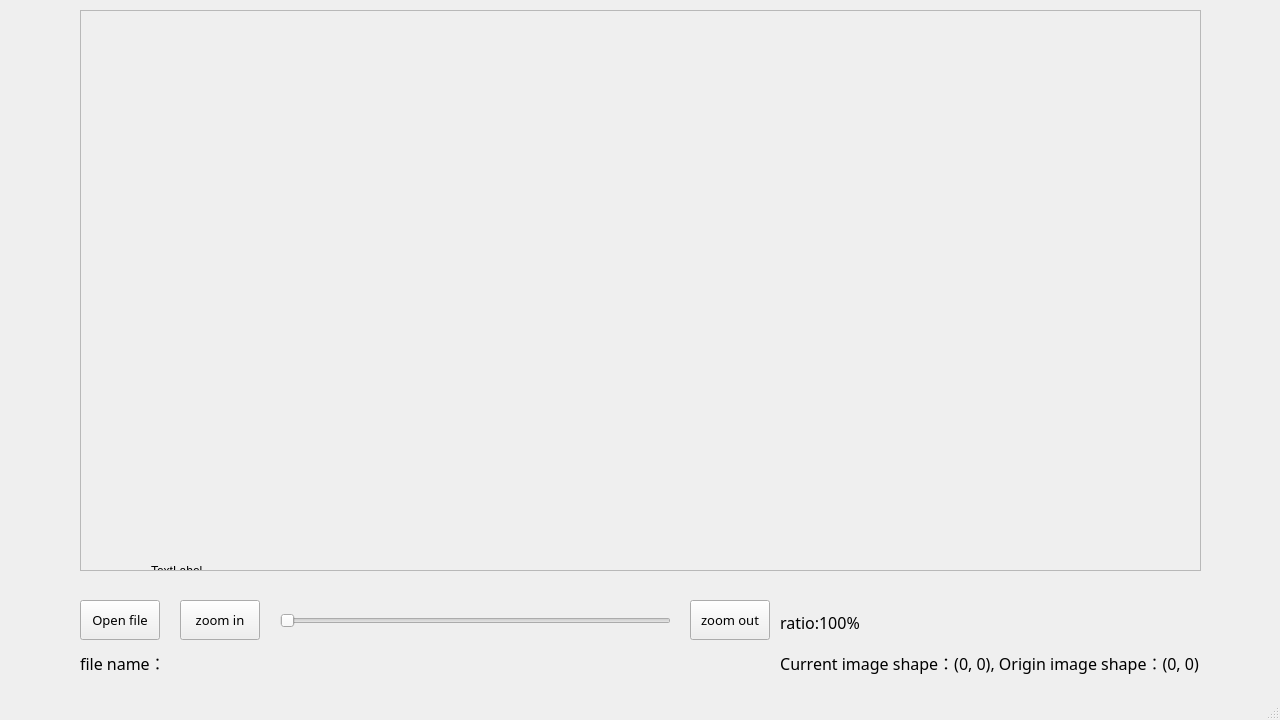
Old version of the form ui/test.ui in the repository 32601635/OpenCV_project.
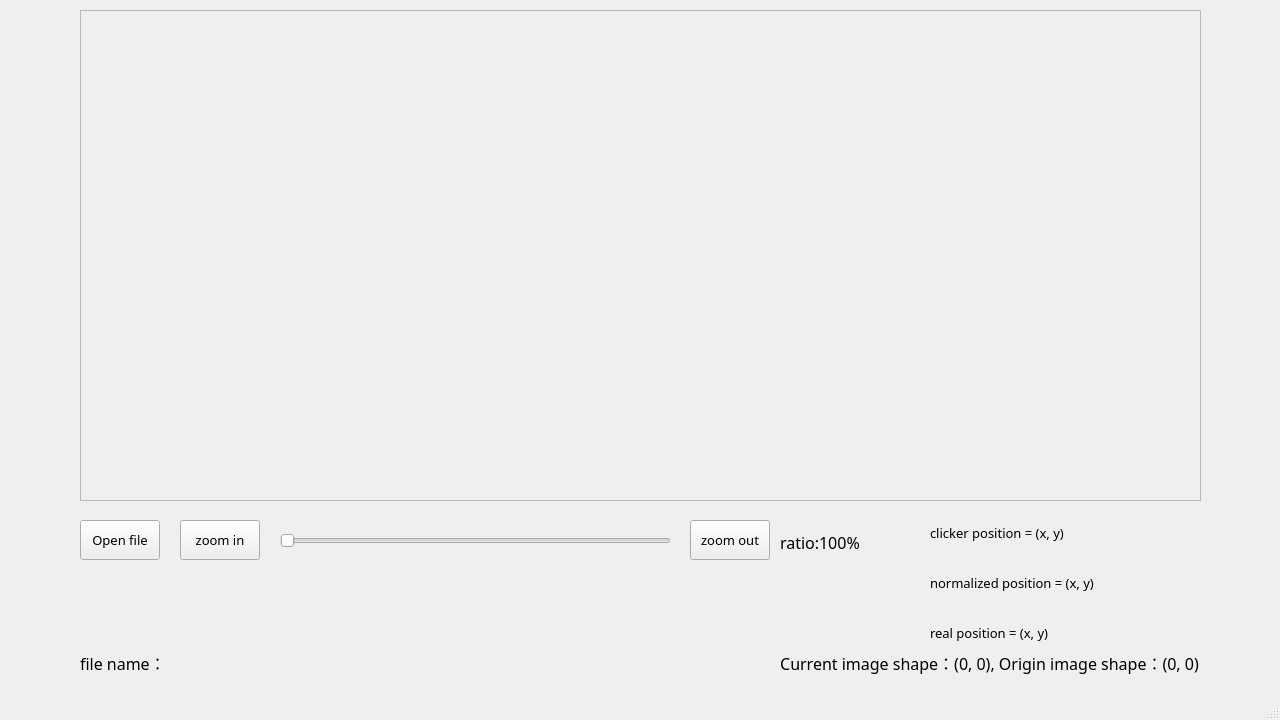
New version of the form.

```diff
--- a/ui/test.ui
+++ b/ui/test.ui
@@ -18,7 +18,7 @@
     <property name="geometry">
      <rect>
       <x>180</x>
-      <y>600</y>
+      <y>520</y>
       <width>80</width>
       <height>40</height>
      </rect>
@@ -37,7 +37,7 @@
     <property name="geometry">
      <rect>
       <x>690</x>
-      <y>600</y>
+      <y>520</y>
       <width>80</width>
       <height>40</height>
      </rect>
@@ -58,7 +58,7 @@
       <x>80</x>
       <y>10</y>
       <width>1121</width>
-      <height>561</height>
+      <height>491</height>
      </rect>
     </property>
     <layout class="QVBoxLayout" name="verticalLayout">
@@ -73,14 +73,14 @@
           <x>0</x>
           <y>0</y>
           <width>1117</width>
-          <height>557</height>
+          <height>487</height>
          </rect>
         </property>
         <widget class="QLabel" name="label_img">
          <property name="geometry">
           <rect>
-           <x>70</x>
-           <y>20</y>
+           <x>0</x>
+           <y>0</y>
            <width>1920</width>
            <height>1080</height>
           </rect>
@@ -123,7 +123,7 @@
     <property name="geometry">
      <rect>
       <x>780</x>
-      <y>610</y>
+      <y>530</y>
       <width>100</width>
       <height>25</height>
      </rect>
@@ -142,7 +142,7 @@
     <property name="geometry">
      <rect>
       <x>80</x>
-      <y>600</y>
+      <y>520</y>
       <width>80</width>
       <height>40</height>
      </rect>
@@ -180,7 +180,7 @@
     <property name="geometry">
      <rect>
       <x>280</x>
-      <y>610</y>
+      <y>530</y>
       <width>391</width>
       <height>22</height>
      </rect>
@@ -189,6 +189,63 @@
      <enum>Qt::Horizontal</enum>
     </property>
    </widget>
+   <widget class="QLabel" name="label_click_pos">
+    <property name="geometry">
+     <rect>
+      <x>930</x>
+      <y>520</y>
+      <width>275</width>
+      <height>25</height>
+     </rect>
+    </property>
+    <property name="font">
+     <font>
+      <family>微軟正黑體</family>
+      <pointsize>10</pointsize>
+     </font>
+    </property>
+    <property name="text">
+     <string>clicker position = (x, y)</string>
+    </property>
+   </widget>
+   <widget class="QLabel" name="label_norm_pos">
+    <property name="geometry">
+     <rect>
+      <x>930</x>
+      <y>570</y>
+      <width>275</width>
+      <height>25</height>
+     </rect>
+    </property>
+    <property name="font">
+     <font>
+      <family>微軟正黑體</family>
+      <pointsize>10</pointsize>
+     </font>
+    </property>
+    <property name="text">
+     <string>normalized position = (x, y)</string>
+    </property>
+   </widget>
+   <widget class="QLabel" name="label_real_pos">
+    <property name="geometry">
+     <rect>
+      <x>930</x>
+      <y>620</y>
+      <width>275</width>
+      <height>25</height>
+     </rect>
+    </property>
+    <property name="font">
+     <font>
+      <family>微軟正黑體</family>
+      <pointsize>10</pointsize>
+     </font>
+    </property>
+    <property name="text">
+     <string>real position = (x, y)</string>
+    </property>
+   </widget>
   </widget>
   <widget class="QMenuBar" name="menubar">
    <property name="geometry">
```
